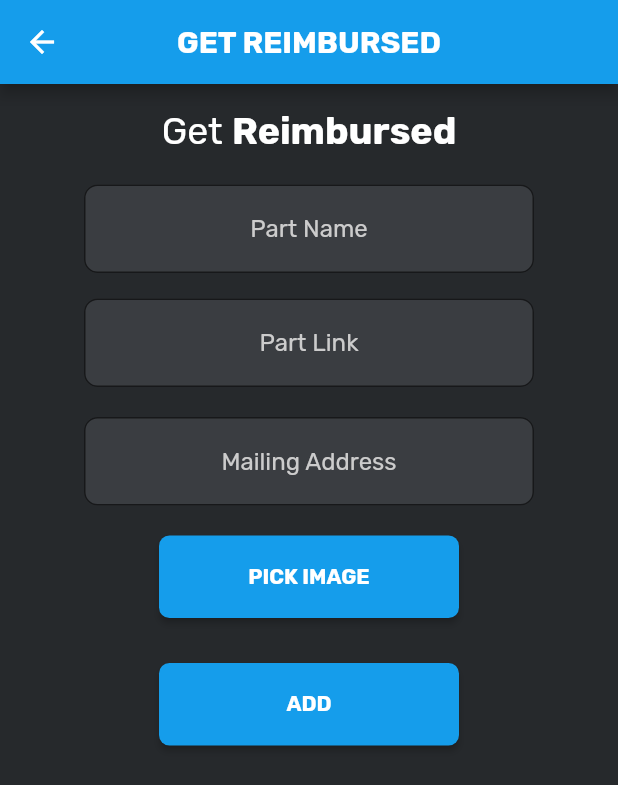
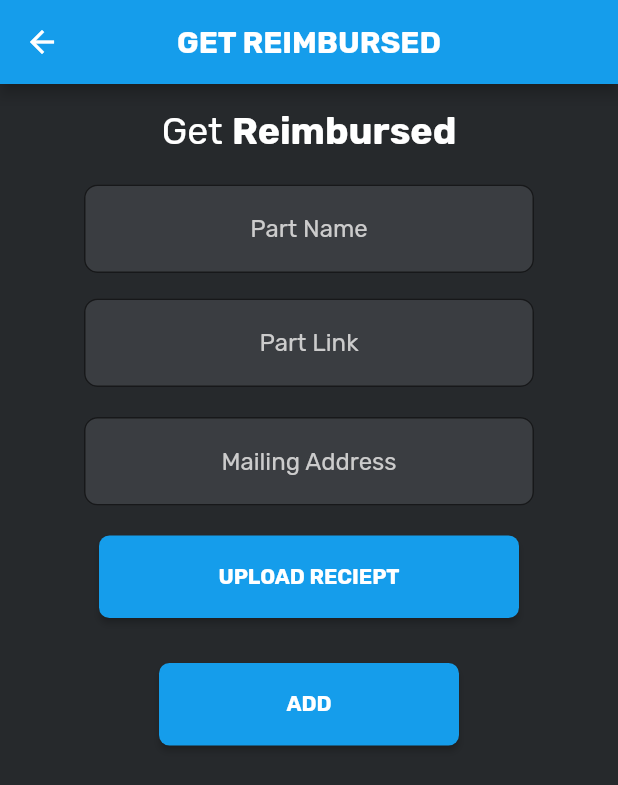
Before and after one commit to Team-Optix-3749/OptixToolkit, a Flutter app: the PartReimburse screen opened directly, on a phone screen of 412 x 824 dp. Shown: the top 785 px of the screen. Run offline on Flutter 3.47's test engine with Material 2 defaults, Android fonts, the phone set to English and light mode, and no system bars; our stand-ins replace firebase_auth, firebase_storage, google_fonts, image_picker, percent_indicator; missing offline and left inert: barcode_scan, loading_animations; accounts and stored records are empty.

Commit message:
fix parts wording a bit

```diff
--- a/lib/ui/parts/PartReimburse.dart
+++ b/lib/ui/parts/PartReimburse.dart
@@ -174,7 +174,7 @@ class _PartReimburseState extends State<PartReimburse> {
                             crossAxisAlignment: CrossAxisAlignment.center,
                             children: <Widget>[
                               ButtonTheme(
-                                minWidth: 200,
+                                minWidth: 280,
                                 height: 55,
                                 shape: RoundedRectangleBorder(
                                     borderRadius: BorderRadius.circular(7.0)),
@@ -182,7 +182,7 @@ class _PartReimburseState extends State<PartReimburse> {
                                   onPressed: () async {
                                     getImage();
                                   },
-                                  child: Text('PICK IMAGE',
+                                  child: Text('UPLOAD RECIEPT',
                                       style: GoogleFonts.rubik(
                                           fontWeight: FontWeight.bold,
                                           color: Colors.white)),
--- a/lib/ui/parts/PartsPage.dart
+++ b/lib/ui/parts/PartsPage.dart
@@ -94,7 +94,7 @@ class _partState extends State<PartsWidget> {
                         'ADD A PART',
                         style: GoogleFonts.rubik(
                             fontWeight: FontWeight.bold,
-                            fontSize: 20.0,
+                            fontSize: 16.0,
                             color: Colors.white),
                       ),
                       color: Color(0xff159deb),
@@ -115,7 +115,7 @@ class _partState extends State<PartsWidget> {
                         );
                       },
                       child: Text(
-                        'REIMBURSEMENT',
+                        'GET REIMBURSED',
                         style: GoogleFonts.rubik(
                             fontWeight: FontWeight.bold,
                             fontSize: 16.0,
```
